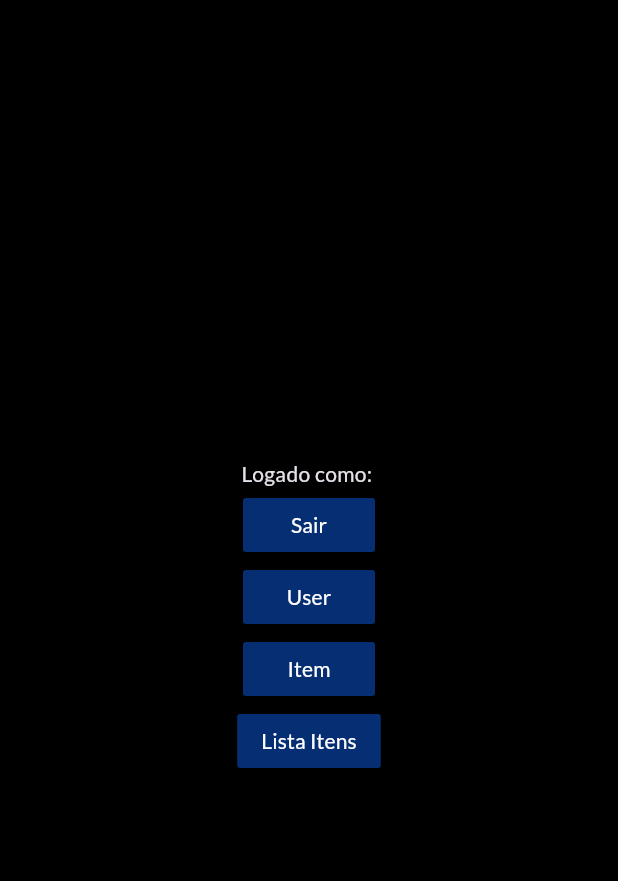
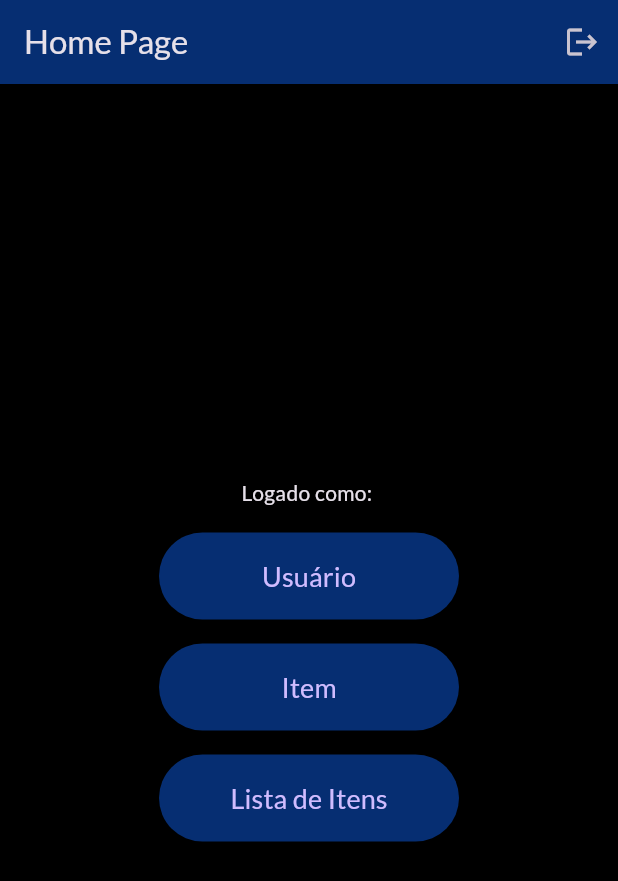
Before and after one commit to israeliarb/property_app, a Flutter app: the screen it shows once a user with an empty profile is signed in, on a phone screen of 412 x 824 dp. Shown: the top 881 px of the screen. Run offline on Flutter 3.47's test engine with Material 2 defaults, Android fonts, the phone set to English and light mode, and no system bars; our stand-ins replace cloud_firestore, firebase_auth, firebase_core, firebase_storage, google_fonts, image_picker and 2 more; accounts and stored records are empty.

```diff
--- a/lib/screens/home_page.dart
+++ b/lib/screens/home_page.dart
@@ -7,10 +7,8 @@ import 'package:property_app/screens/item_list_page.dart';
 import 'package:property_app/screens/user_register_page.dart';
 import 'package:property_app/screens/item_list_page.dart' show ItemListPage;
 
-//User currentUser = FirebaseAuth.instance.currentUser!;
-
 class HomePage extends StatefulWidget {
-  const HomePage({super.key});
+  const HomePage({Key? key});
 
   @override
   State<HomePage> createState() => _HomePageState();
@@ -22,56 +20,87 @@ class _HomePageState extends State<HomePage> {
   @override
   Widget build(BuildContext context) {
     return Scaffold(
+      appBar: AppBar(
+        title: Text('Home Page'),
+        backgroundColor: CustomColor.customBlue,
+        actions: [
+          IconButton(
+            icon: Icon(Icons.logout),
+            onPressed: () {
+              FirebaseAuth.instance.signOut();
+              Navigator.push(
+                context,
+                MaterialPageRoute(builder: (context) {
+                  return const MainPage();
+                }),
+              );
+            },
+          ),
+        ],
+      ),
       body: Center(
         child: Column(
           mainAxisAlignment: MainAxisAlignment.center,
           children: [
             Text('Logado como: ${currentUser.email}'),
-          MaterialButton(
-            onPressed: () {
-              FirebaseAuth.instance.signOut();
-              Navigator.push(
-                context,
-                MaterialPageRoute(builder: (contex) {
-                  return const MainPage();
-                }),
-              );
-            },
-            color: CustomColor.customBlue,
-            child: const Text('Sair'),
-          ),
-          MaterialButton(
+            SizedBox(height: 16),
+            SizedBox(
+              width: 200,
+              child: ElevatedButton(
                 onPressed: () {
                   Navigator.push(
                     context,
-                MaterialPageRoute(builder: (context) => const UserRegisterPage()),
+                    MaterialPageRoute(
+                        builder: (context) => const UserRegisterPage()),
                   );
                 },
-            color: CustomColor.customBlue,
-            child: const Text('User'),
+                style: ElevatedButton.styleFrom(
+                  primary: CustomColor.customBlue,
+                  padding: EdgeInsets.symmetric(vertical: 16),
                 ),
-          MaterialButton(
+                child: const Text('Usuário', style: TextStyle(fontSize: 18)),
+              ),
+            ),
+            SizedBox(height: 16),
+            SizedBox(
+              width: 200,
+              child: ElevatedButton(
                 onPressed: () {
                   Navigator.push(
                     context,
-                MaterialPageRoute(builder: (context) => const ItemRegisterPage()),
+                    MaterialPageRoute(
+                        builder: (context) => const ItemRegisterPage()),
                   );
                 },
-            color: CustomColor.customBlue,
-            child: const Text('Item'),
+                style: ElevatedButton.styleFrom(
+                  primary: CustomColor.customBlue,
+                  padding: EdgeInsets.symmetric(vertical: 16),
                 ),
-          MaterialButton(
+                child: const Text('Item', style: TextStyle(fontSize: 18)),
+              ),
+            ),
+            SizedBox(height: 16),
+            SizedBox(
+              width: 200,
+              child: ElevatedButton(
                 onPressed: () {
                   Navigator.push(
                     context,
-                MaterialPageRoute(builder: (context) => const ItemListPage()),
+                    MaterialPageRoute(
+                        builder: (context) => const ItemListPage()),
                   );
                 },
-            color: CustomColor.customBlue,
-            child: const Text('Lista Itens'),
+                style: ElevatedButton.styleFrom(
+                  primary: CustomColor.customBlue,
+                  padding: EdgeInsets.symmetric(vertical: 16),
+                ),
+                child: const Text('Lista de Itens',
+                    style: TextStyle(fontSize: 18)),
+              ),
             ),
           ],
-      )),
+        ),
+      ),
     );
   }
 }
```
Also changed, not shown: lib/controllers/item_controller.dart (+40 -0 lines), lib/screens/item_edit_page.dart (+37 -0 lines), lib/utils/image_overlay.dart (added, +260 -0 lines), 3 other files. Lines whose indentation alone changed are shown as unchanged.
